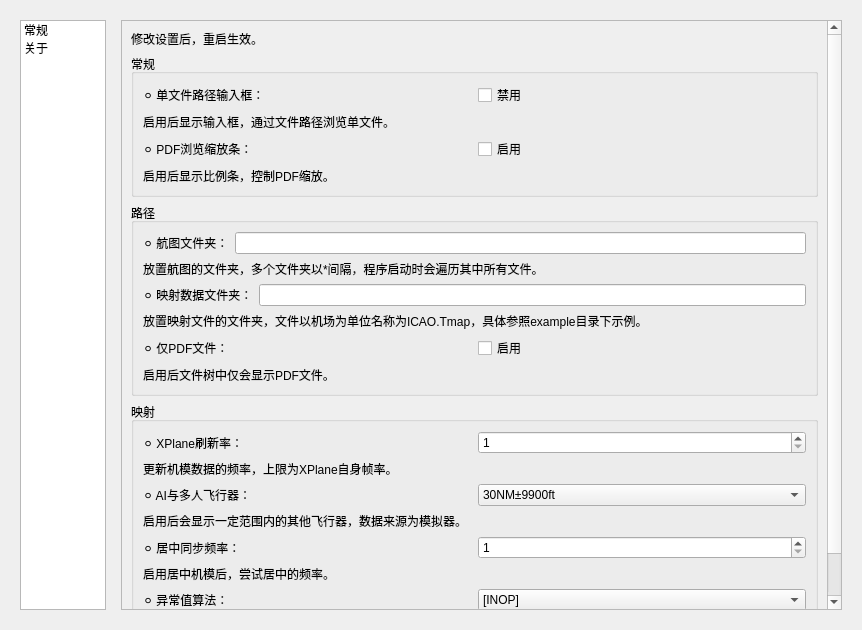
This is src/gui/options_widget.ui in Eyderoe/ChartNavigation as Qt 5 draws it before an edit. The edited form follows.
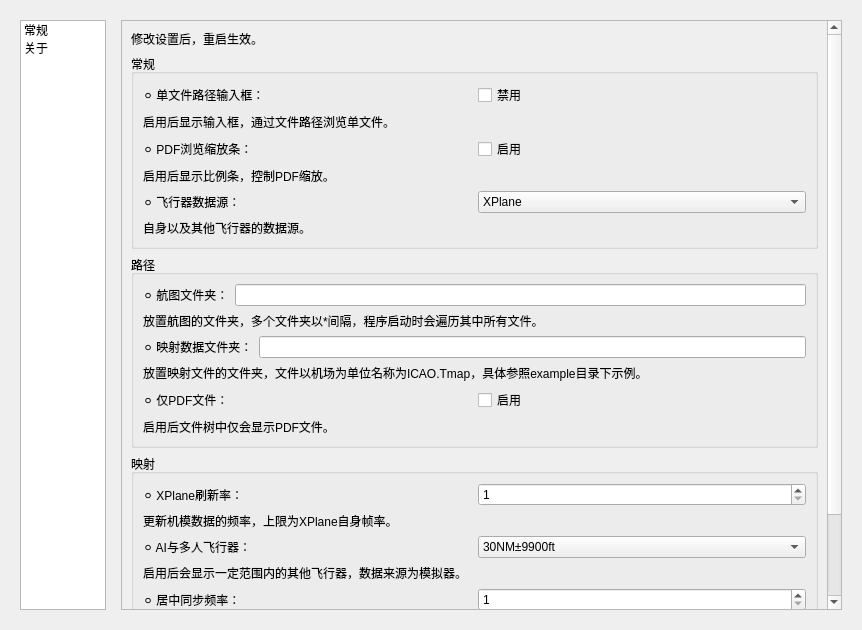
This is the edited form.

What changed in the file:
```diff
--- a/src/gui/options_widget.ui
+++ b/src/gui/options_widget.ui
@@ -91,7 +91,7 @@
             <x>0</x>
             <y>0</y>
             <width>704</width>
-            <height>698</height>
+            <height>764</height>
            </rect>
           </property>
           <layout class="QVBoxLayout" name="verticalLayout_3">
@@ -158,6 +158,53 @@
                 </property>
                </widget>
               </item>
+              <item>
+               <layout class="QHBoxLayout" name="horizontalLayout_13">
+                <item>
+                 <widget class="QLabel" name="label_6">
+                  <property name="text">
+                   <string>⚪ 飞行器数据源：</string>
+                  </property>
+                 </widget>
+                </item>
+                <item>
+                 <widget class="QComboBox" name="dataSource_comboBox">
+                  <item>
+                   <property name="text">
+                    <string>XPlane</string>
+                   </property>
+                  </item>
+                  <item>
+                   <property name="text">
+                    <string>MSFS</string>
+                   </property>
+                  </item>
+                  <item>
+                   <property name="text">
+                    <string>局域网</string>
+                   </property>
+                  </item>
+                  <item>
+                   <property name="text">
+                    <string>无</string>
+                   </property>
+                  </item>
+                  <item>
+                   <property name="text">
+                    <string>测试</string>
+                   </property>
+                  </item>
+                 </widget>
+                </item>
+               </layout>
+              </item>
+              <item>
+               <widget class="QLabel" name="label_7">
+                <property name="text">
+                 <string>自身以及其他飞行器的数据源。</string>
+                </property>
+               </widget>
+              </item>
              </layout>
             </widget>
            </item>
```
